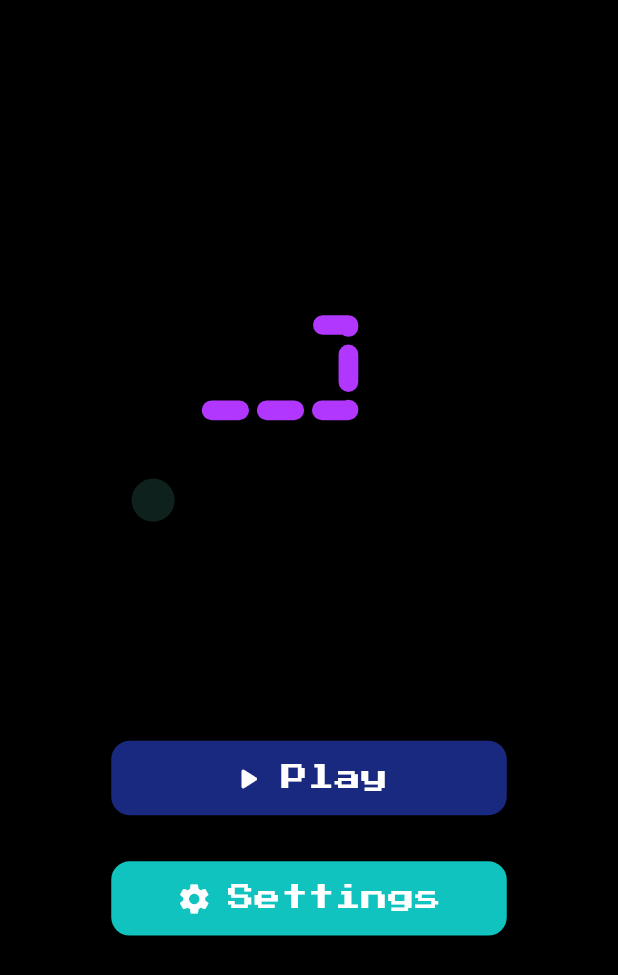
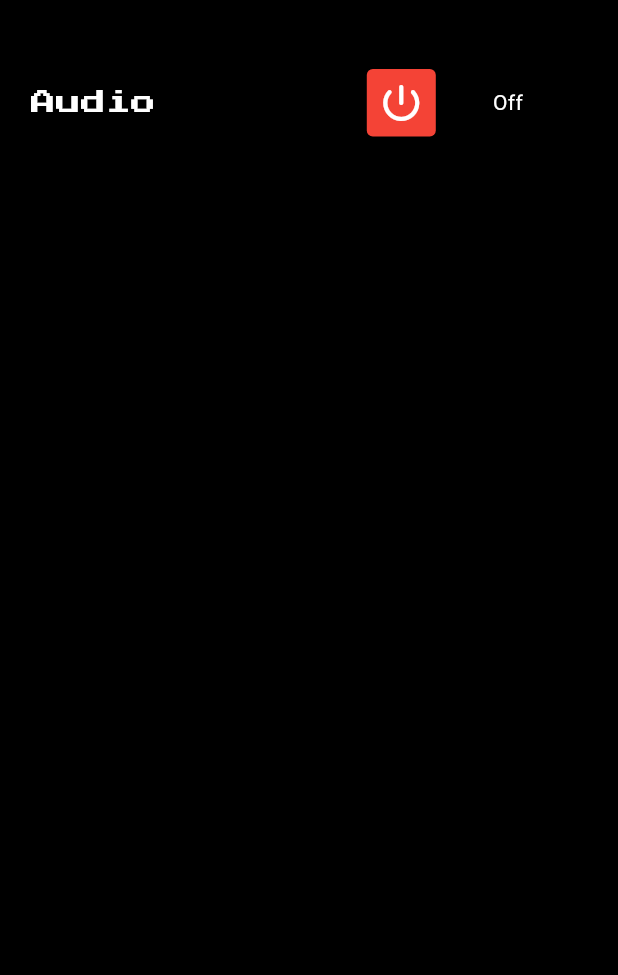
Before and after one commit to Ruthishkumar/Snake_Game_App, a Flutter app: the screen it shows after launch, after a tap on "Settings", on a phone screen of 412 x 824 dp. Shown: the top 975 px of the screen. Run offline on Flutter 3.47's test engine with Material 3 defaults, Android fonts, the phone set to English and light mode, and no system bars; drawn by our look-alikes of animated_toggle_switch; our stand-ins replace flutter_screenutil, font_awesome_flutter, google_fonts, lottie, shared_preferences.

Commit message:
Setting New Added

```diff
--- a/lib/utils/routes/app_routes.dart
+++ b/lib/utils/routes/app_routes.dart
@@ -1 +1,10 @@
-class AppRoutes {}
+import 'package:flutter/material.dart';
+
+class AnimationPageRoute extends PageRouteBuilder {
+  final Widget widget;
+  AnimationPageRoute({required this.widget})
+      : super(pageBuilder: (BuildContext context, Animation<double> animation,
+            Animation<double> secondaryAnimation) {
+          return widget;
+        });
+}
--- /dev/null
+++ b/lib/view/screens/settings_screen.dart
@@ -0,0 +1,82 @@
+import 'package:animated_toggle_switch/animated_toggle_switch.dart';
+import 'package:flutter/material.dart';
+import 'package:flutter_screenutil/flutter_screenutil.dart';
+import 'package:snake_game_app/utils/styles/app_styles.dart';
+
+class SettingsScreen extends StatefulWidget {
+  const SettingsScreen({super.key});
+
+  @override
+  State<SettingsScreen> createState() => _SettingsScreenState();
+}
+
+class _SettingsScreenState extends State<SettingsScreen> {
+  @override
+  Widget build(BuildContext context) {
+    return SafeArea(
+      child: Scaffold(
+        backgroundColor: Colors.black,
+        body: Container(
+          padding: EdgeInsets.fromLTRB(20.r, 40.r, 20.r, 20.r),
+          child: Column(
+            children: [
+              audioSettingsWidget(),
+            ],
+          ),
+        ),
+      ),
+    );
+  }
+
+  bool positive = false;
+
+  audioSettingsWidget() {
+    return Row(
+      mainAxisAlignment: MainAxisAlignment.spaceBetween,
+      children: [
+        Text('Audio',
+            style: AppStyles.instance
+                .gameFontStyles(fontSize: 15.sp, fontWeight: FontWeight.w500)),
+        AnimatedToggleSwitch<bool>.dual(
+          current: positive,
+          first: false,
+          second: true,
+          spacing: 50.0,
+          style: const ToggleStyle(
+            borderColor: Colors.transparent,
+            boxShadow: [
+              BoxShadow(
+                color: Colors.black26,
+                spreadRadius: 1,
+                blurRadius: 2,
+                offset: Offset(0, 1.5),
+              ),
+            ],
+          ),
+          borderWidth: 5.0,
+          height: 55,
+          onChanged: (b) => setState(() => positive = b),
+          styleBuilder: (b) => ToggleStyle(
+            backgroundColor: b ? Colors.white : Colors.black,
+            indicatorColor: b ? Colors.blue : Colors.red,
+            borderRadius: const BorderRadius.horizontal(
+                left: Radius.circular(4.0), right: Radius.circular(50.0)),
+            indicatorBorderRadius: BorderRadius.circular(b ? 50.0 : 4.0),
+          ),
+          iconBuilder: (value) => Icon(
+            value
+                ? Icons.access_time_rounded
+                : Icons.power_settings_new_rounded,
+            size: 32.0,
+            color: value ? Colors.black : Colors.white,
+          ),
+          textBuilder: (value) => value
+              ? const Center(
+                  child: Text('On', style: TextStyle(color: Colors.black)))
+              : const Center(
+                  child: Text('Off', style: TextStyle(color: Colors.white))),
+        ),
+      ],
+    );
+  }
+}
--- a/pubspec.yaml
+++ b/pubspec.yaml
@@ -17,6 +17,8 @@ dependencies:
   font_awesome_flutter: ^10.7.0
   shared_preferences: ^2.3.2
   lottie: ^3.1.3
+  animated_toggle_switch: ^0.8.3
+
 
 
 
```
Also changed, not shown: lib/view/screens/game_onboarding_screen.dart (+16 -2 lines), lib/view/screens/game_screen.dart (+18 -30 lines), pubspec.lock.
